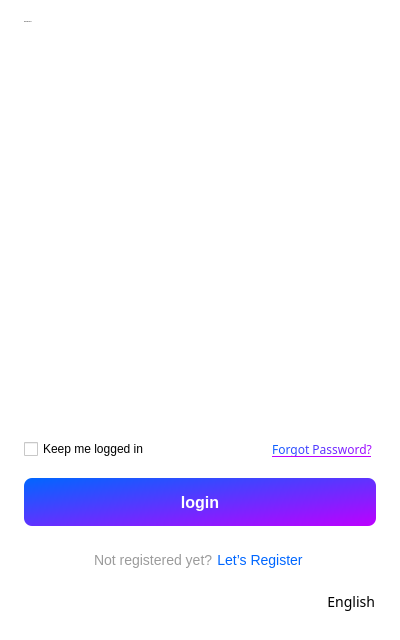
Before: the Qt Designer form ui/login.ui in yechaoGitHub/AI, drawn with Qt 5.
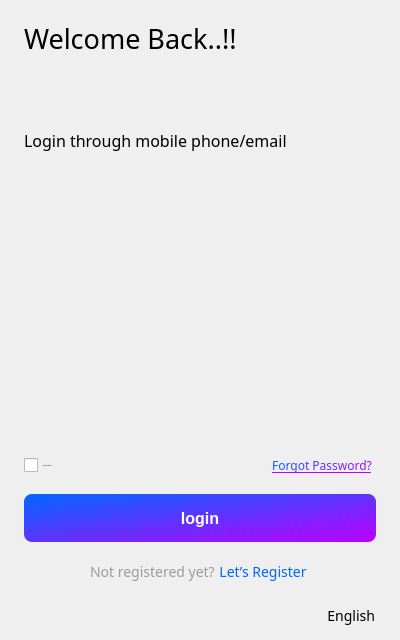
After: the same form once the commit is applied. Icons and pictures are not drawn. Custom widgets are drawn as their Qt base class.

The edit to the form file:
```diff
--- a/ui/login.ui
+++ b/ui/login.ui
@@ -35,18 +35,7 @@
    <bool>false</bool>
   </property>
   <property name="styleSheet">
-   <string notr="true">QWidget{
-	background-color: rgba(255,255,255,1);
-	font: 14px 微软雅黑;
-}
-
-QLabel#lb_come{
-	font: 24px 微软雅黑;
-}
-
-QLabel#lb_2{
-	font: 18px 微软雅黑;
-}</string>
+   <string notr="true"/>
   </property>
   <layout class="QVBoxLayout" name="verticalLayout">
    <property name="spacing">
@@ -62,7 +51,7 @@
     <number>24</number>
    </property>
    <property name="bottomMargin">
-    <number>24</number>
+    <number>10</number>
    </property>
    <item>
     <widget class="QLabel" name="lb_come">
@@ -87,7 +76,7 @@
      <property name="font">
       <font>
        <family>微软雅黑</family>
-       <pointsize>-1</pointsize>
+       <pointsize>20</pointsize>
        <italic>false</italic>
        <bold>false</bold>
        <stylestrategy>PreferAntialias</stylestrategy>
@@ -138,37 +127,37 @@
      </property>
     </widget>
    </item>
+   <item>
+    <widget class="QLabel" name="label">
+     <property name="font">
+      <font>
+       <family>微软雅黑</family>
+       <pointsize>12</pointsize>
+      </font>
+     </property>
+     <property name="text">
+      <string>Login through mobile phone/email</string>
+     </property>
+    </widget>
+   </item>
    <item>
     <widget class="QStackedWidget" name="loginStackedWidget">
      <property name="minimumSize">
       <size>
        <width>352</width>
-       <height>286</height>
+       <height>272</height>
       </size>
      </property>
      <property name="maximumSize">
       <size>
        <width>352</width>
-       <height>286</height>
+       <height>272</height>
       </size>
      </property>
      <widget class="WUserNameLogin" name="userLogin"/>
      <widget class="WMobileLogin" name="mobileLogin"/>
     </widget>
    </item>
-   <item>
-    <spacer name="verticalSpacer_2">
-     <property name="orientation">
-      <enum>Qt::Vertical</enum>
-     </property>
-     <property name="sizeHint" stdset="0">
-      <size>
-       <width>20</width>
-       <height>40</height>
-      </size>
-     </property>
-    </spacer>
-   </item>
    <item>
     <layout class="QHBoxLayout" name="horizontalLayout_2">
      <property name="spacing">
@@ -179,6 +168,12 @@
      </property>
      <item>
       <widget class="QCheckBox" name="cbKeepLogin">
+       <property name="font">
+        <font>
+         <family>微软雅黑</family>
+         <pointsize>-1</pointsize>
+        </font>
+       </property>
        <property name="styleSheet">
         <string notr="true">font-size:12px;
 QCheckBox::indicator {width: 20px; height: 20px;}
@@ -278,19 +273,6 @@
      </property>
     </widget>
    </item>
-   <item>
-    <spacer name="verticalSpacer">
-     <property name="orientation">
-      <enum>Qt::Vertical</enum>
-     </property>
-     <property name="sizeHint" stdset="0">
-      <size>
-       <width>20</width>
-       <height>40</height>
-      </size>
-     </property>
-    </spacer>
-   </item>
    <item>
     <layout class="QHBoxLayout" name="horizontalLayout_3">
      <property name="spacing">
@@ -314,6 +296,12 @@
      </item>
      <item>
       <widget class="QLabel" name="label_2">
+       <property name="font">
+        <font>
+         <family>微软雅黑</family>
+         <pointsize>-1</pointsize>
+        </font>
+       </property>
        <property name="styleSheet">
         <string notr="true">font-size: 14px;
 color: #9B9B9B;</string>
@@ -331,6 +319,12 @@
          <verstretch>0</verstretch>
         </sizepolicy>
        </property>
+       <property name="font">
+        <font>
+         <family>微软雅黑</family>
+         <pointsize>-1</pointsize>
+        </font>
+       </property>
        <property name="cursor">
         <cursorShape>PointingHandCursor</cursorShape>
        </property>
```
Left out of the diff: 2 changed lines with no effect on the pictures.
